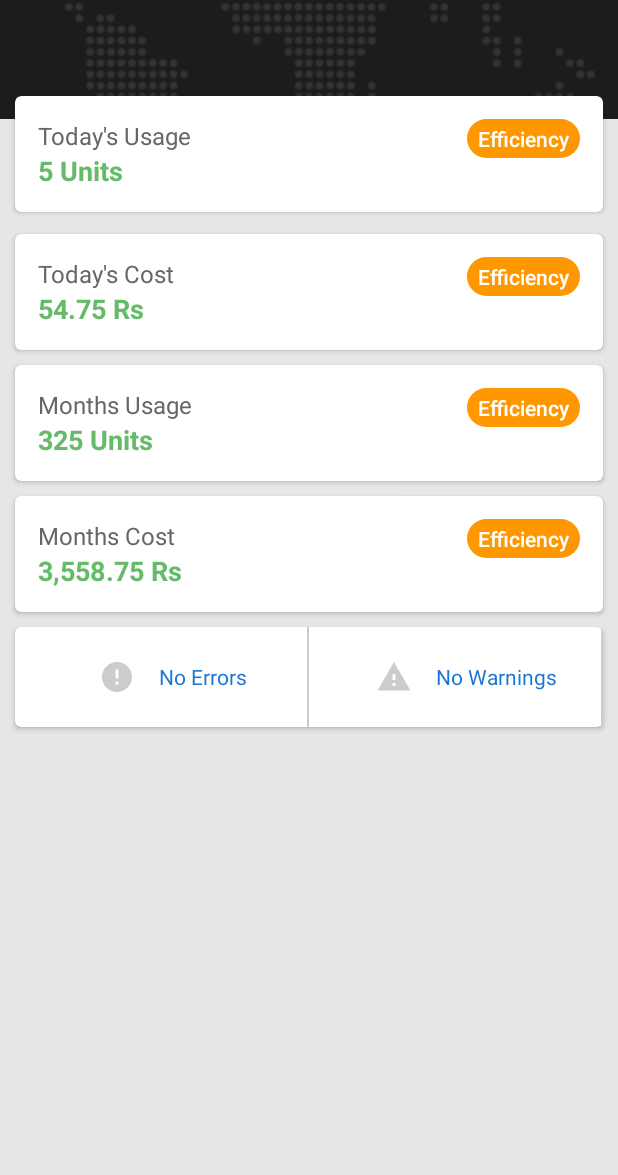
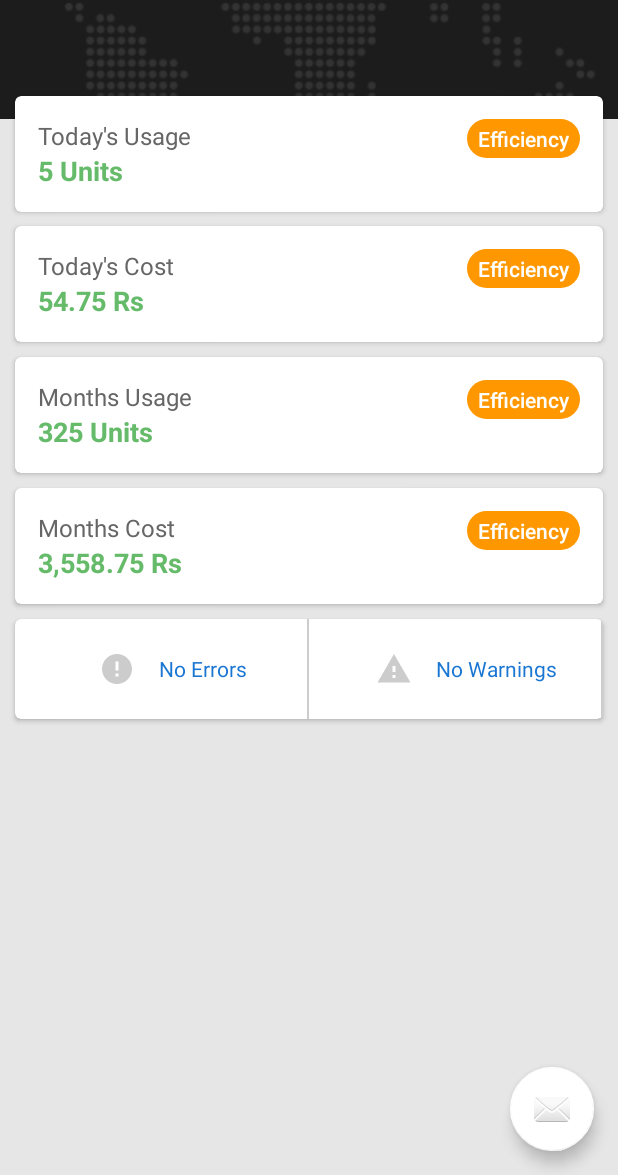
Before and after one commit to gnanasreekar/CEMS, an Android app: the layout app_bar_main.xml on its own in the app's theme, with its tools: preview values and no code run, on a phone screen of 412 x 824 dp, the part 61-1236 px from its top. Run offline under Robolectric (Android 15) with nearby library versions, the phone set to English and light mode, and no system bars.

Commit message:
Ui changes

```diff
--- a/app/src/main/res/layout/app_bar_main.xml
+++ b/app/src/main/res/layout/app_bar_main.xml
@@ -22,12 +22,12 @@
 
     <include layout="@layout/content_main" />
 
-<!--    <com.google.android.material.floatingactionbutton.FloatingActionButton-->
-<!--        android:id="@+id/fabmain"-->
-<!--        android:layout_width="wrap_content"-->
-<!--        android:layout_height="wrap_content"-->
-<!--        android:layout_gravity="bottom|end"-->
-<!--        android:layout_margin="@dimen/fab_margin"-->
-<!--        app:srcCompat="@android:drawable/ic_dialog_email" />-->
+    <com.google.android.material.floatingactionbutton.FloatingActionButton
+        android:id="@+id/fabmain"
+        android:layout_width="wrap_content"
+        android:layout_height="wrap_content"
+        android:layout_gravity="bottom|end"
+        android:layout_margin="@dimen/fab_margin"
+        app:srcCompat="@android:drawable/ic_dialog_email" />
 
 </androidx.coordinatorlayout.widget.CoordinatorLayout>
--- a/app/src/main/res/layout/content_main.xml
+++ b/app/src/main/res/layout/content_main.xml
@@ -39,7 +39,6 @@
         android:id="@+id/search_bar"
         android:layout_width="match_parent"
         android:layout_height="wrap_content"
-        android:layout_marginBottom="@dimen/spacing_medium"
         android:layout_marginLeft="@dimen/spacing_middle"
         android:layout_marginRight="@dimen/spacing_middle"
         android:layout_marginTop="-15dp"
@@ -154,6 +153,7 @@
                             android:layout_width="wrap_content"
                             android:layout_height="wrap_content"
                             android:text="54.75 Rs"
+                            android:id="@+id/today_cost"
                             android:textAppearance="@style/Base.TextAppearance.AppCompat.Medium"
                             android:textColor="@color/green_400"
                             android:textStyle="bold" />
@@ -181,8 +181,6 @@
                 </LinearLayout>
 
             </androidx.cardview.widget.CardView>
-
-
 
             <androidx.cardview.widget.CardView
                 android:layout_width="match_parent"
@@ -281,6 +279,7 @@
                             android:layout_width="wrap_content"
                             android:layout_height="wrap_content"
                             android:text="3,558.75 Rs"
+                            android:id="@+id/month_cost"
                             android:textAppearance="@style/Base.TextAppearance.AppCompat.Medium"
                             android:textColor="@color/green_400"
                             android:textStyle="bold" />
@@ -308,7 +307,6 @@
                 </LinearLayout>
 
             </androidx.cardview.widget.CardView>
-
 
             <androidx.cardview.widget.CardView
                     android:layout_width="match_parent"
```
Also changed, not shown: app/src/main/java/com/rgs/cems/MainActivity.java (+22 -11 lines).
